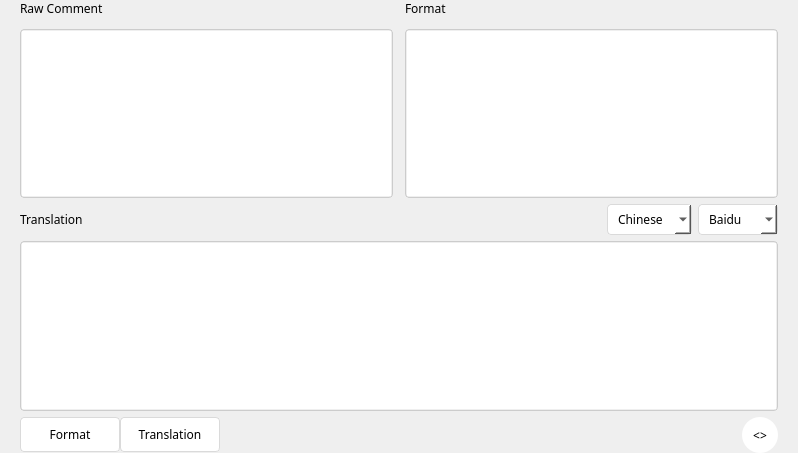
Before: the Qt Designer form ui/comment_window.ui in liyansong2018/ReverseWidget, drawn with Qt 5.
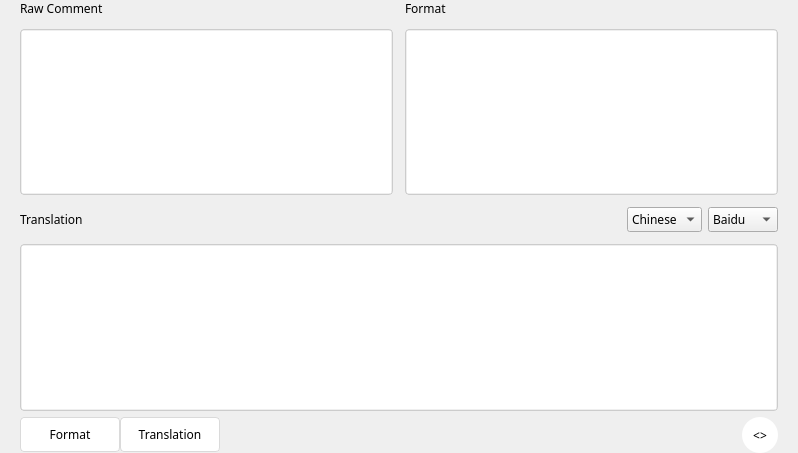
After: the same form once the commit is applied. Icons and pictures are not drawn.

Commit message: Fix language translation issues using regular expressions

```diff
--- a/ui/comment_window.ui
+++ b/ui/comment_window.ui
@@ -35,25 +35,14 @@
    <property name="bottomMargin">
     <number>0</number>
    </property>
+   <property name="spacing">
+    <number>6</number>
+   </property>
    <item row="0" column="0">
     <layout class="QGridLayout" name="gridLayout_2">
      <property name="spacing">
       <number>12</number>
      </property>
-     <item row="1" column="1">
-      <widget class="QTextBrowser" name="textBrowser">
-       <property name="styleSheet">
-        <string notr="true">QTextEdit{
-	border-radius: 4px;
-	border:1px solid #ccc;
-	padding: 1px;
-}</string>
-       </property>
-       <property name="openExternalLinks">
-        <bool>true</bool>
-       </property>
-      </widget>
-     </item>
      <item row="1" column="0">
       <widget class="QTextEdit" name="textEdit">
        <property name="styleSheet">
@@ -79,10 +68,35 @@
        </property>
       </widget>
      </item>
+     <item row="1" column="1">
+      <widget class="QTextEdit" name="textEditFormat">
+       <property name="font">
+        <font>
+         <family>微软雅黑</family>
+        </font>
+       </property>
+       <property name="styleSheet">
+        <string notr="true">QTextEdit{
+	border-radius: 4px;
+	border:1px solid #ccc;
+	padding: 1px;
+}</string>
+       </property>
+      </widget>
+     </item>
     </layout>
    </item>
    <item row="1" column="0">
     <layout class="QHBoxLayout" name="horizontalLayout_3">
+     <property name="spacing">
+      <number>6</number>
+     </property>
+     <property name="topMargin">
+      <number>6</number>
+     </property>
+     <property name="bottomMargin">
+      <number>6</number>
+     </property>
      <item>
       <widget class="QLabel" name="transLabel">
        <property name="text">
@@ -116,19 +130,10 @@
         </font>
        </property>
        <property name="styleSheet">
-        <string notr="true">QComboBox{
-	text-align:center;
-    text-decoration:none;
-    background:#ffffff;
-	/*color: #fff;*/
-    color:#000000;
-
-    padding: 5px 10px 5px 10px;
-    font-weight:light;
-    border-radius:4px;
-	border:1px solid #dadada;
-	white-space: nowrap;
-}</string>
+        <string notr="true"/>
+       </property>
+       <property name="insertPolicy">
+        <enum>QComboBox::InsertAtBottom</enum>
        </property>
        <property name="frame">
         <bool>true</bool>
@@ -193,19 +198,7 @@
         </font>
        </property>
        <property name="styleSheet">
-        <string notr="true">QComboBox{
-	text-align:center;
-    text-decoration:none;
-    background:#ffffff;
-	/*color: #fff;*/
-    color:#000000;
-
-    padding: 5px 10px 5px 10px;
-    font-weight:light;
-    border-radius:4px;
-	border:1px solid #dadada;
-	white-space: nowrap;
-}</string>
+        <string notr="true"/>
        </property>
        <property name="frame">
         <bool>true</bool>
```
Left out of the diff: 12 changed lines with no effect on the pictures. The commit also changes 2 other files.
